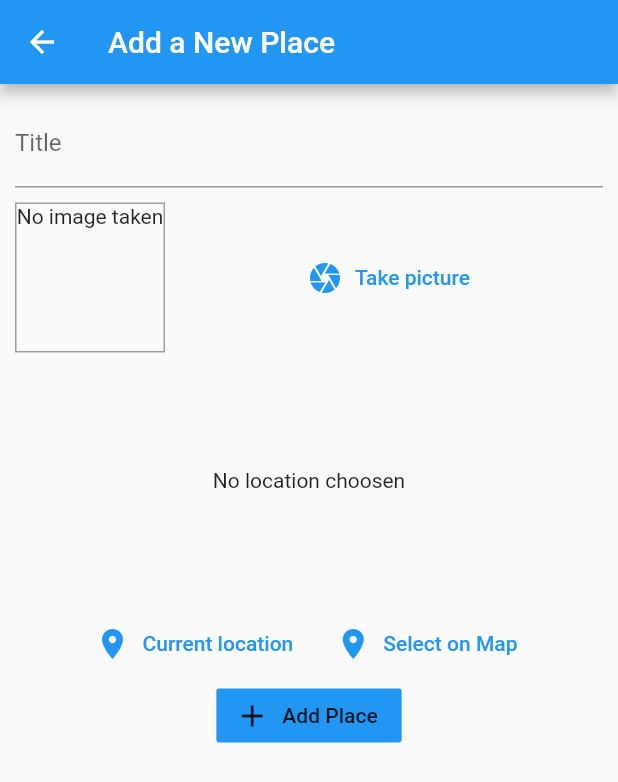
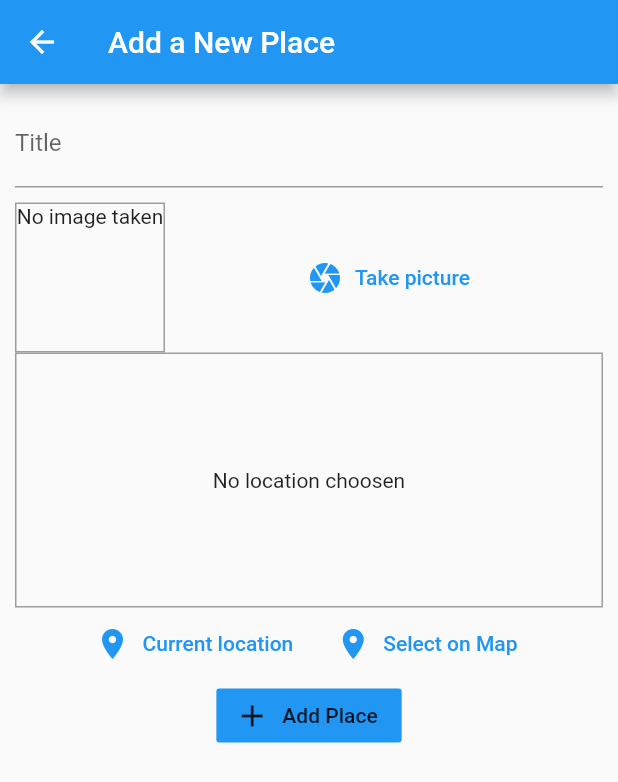
Before and after one commit to kmvbatista/amazing_places, a Flutter app: the AddPlaceScreen screen opened by its route, on a phone screen of 412 x 824 dp. Shown: the top 782 px of the screen. Run offline on Flutter 3.47's test engine with Material 2 defaults, Android fonts, the phone set to English and light mode, and no system bars; our stand-ins replace image_picker, sqflite; accounts and stored records are empty.

Commit message:
location configuration

```diff
--- a/lib/providers/great_places.dart
+++ b/lib/providers/great_places.dart
@@ -19,7 +19,7 @@ class GreatPlaces with ChangeNotifier {
     );
     _items.add(newPlace);
     notifyListeners();
-    DButil.insert('places', {
+    DButil.insert('user_places', {
       'id': newPlace.id,
       'title': newPlace.title,
       'image': newPlace.image.path,
--- a/lib/widgets/location_input.dart
+++ b/lib/widgets/location_input.dart
@@ -12,6 +12,12 @@ class _LocationInputState extends State<LocationInput> {
     return Column(
       children: <Widget>[
         Container(
+          decoration: BoxDecoration(
+            border: Border.all(
+              width: 1,
+              color: Colors.grey,
+            ),
+          ),
           height: 170,
           width: double.infinity,
           child: _previewImageUrl == null
@@ -28,18 +34,19 @@ class _LocationInputState extends State<LocationInput> {
                 ),
         ),
         Wrap(
+          crossAxisAlignment: WrapCrossAlignment.center,
           children: <Widget>[
             FlatButton.icon(
               onPressed: null,
               icon: Icon(Icons.location_on),
               label: Text('Current location'),
-              textColor: Theme.of(context).primaryColor,
+              textColor: Theme.of(context).accentColor,
             ),
             FlatButton.icon(
               onPressed: null,
               icon: Icon(Icons.location_on),
               label: Text('Select on Map'),
-              textColor: Theme.of(context).primaryColor,
+              textColor: Theme.of(context).accentColor,
             ),
           ],
         )
```
Also changed, not shown: 2 other files.
